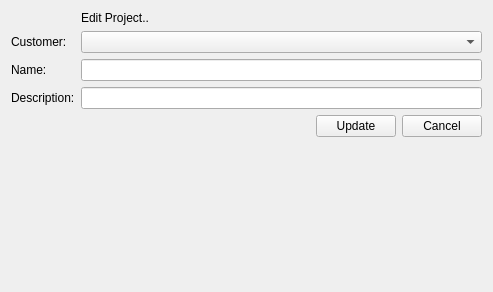
This is examples/demo/crm/client/editProject.ui in Wolframe/Wolframe as Qt 5 draws it before an edit. The edited form follows.
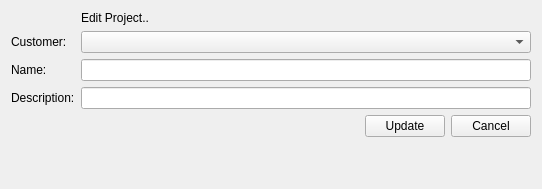
This is the edited form.

```diff
--- a/examples/demo/crm/client/editProject.ui
+++ b/examples/demo/crm/client/editProject.ui
@@ -6,8 +6,8 @@
    <rect>
     <x>0</x>
     <y>0</y>
-    <width>493</width>
-    <height>292</height>
+    <width>542</width>
+    <height>189</height>
    </rect>
   </property>
   <property name="windowTitle">
```
Left out of the diff: 12 changed lines with no effect on the pictures.
